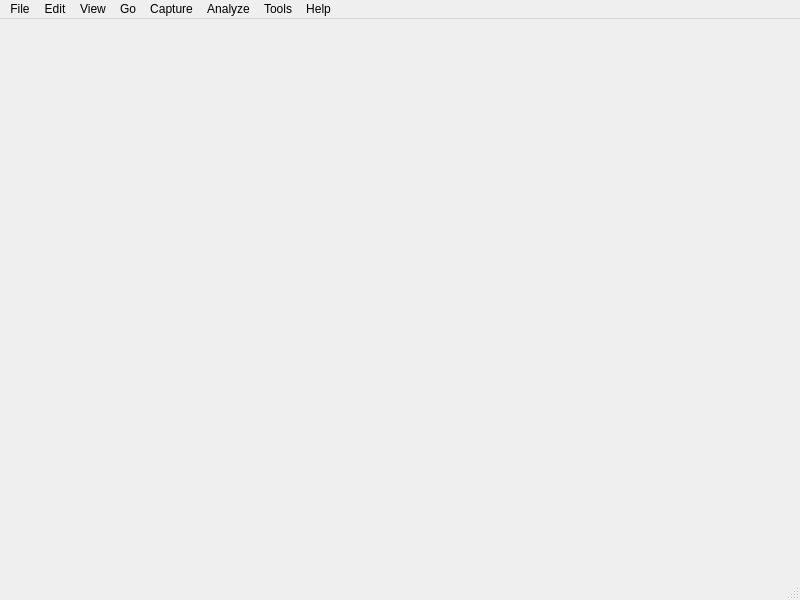
Before: the Qt Designer form src/nox-gui/ui/main_window.ui in lethalbit/Nox, drawn with Qt 5.
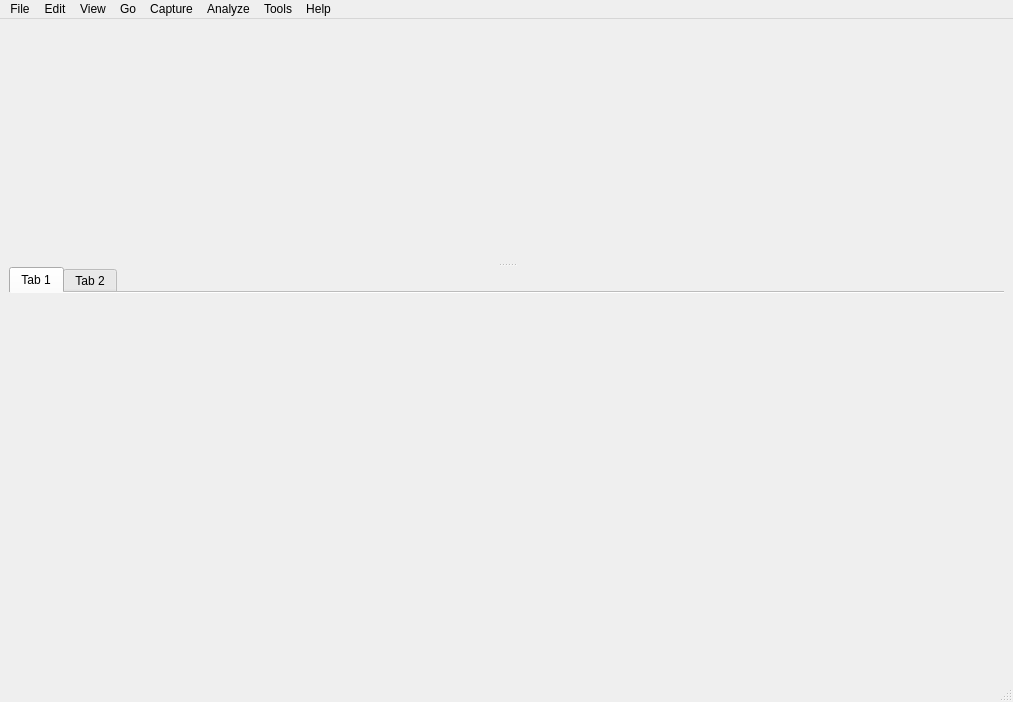
After: the same form once the commit is applied. Icons and pictures are not drawn.

Commit message: Some more fussing with the UI

Diff of the .ui file:
```diff
--- a/src/nox-gui/ui/main_window.ui
+++ b/src/nox-gui/ui/main_window.ui
@@ -6,14 +6,14 @@
    <rect>
     <x>0</x>
     <y>0</y>
-    <width>800</width>
-    <height>600</height>
+    <width>1013</width>
+    <height>702</height>
    </rect>
   </property>
   <property name="minimumSize">
    <size>
-    <width>800</width>
-    <height>600</height>
+    <width>1013</width>
+    <height>702</height>
    </size>
   </property>
   <property name="windowTitle">
@@ -26,14 +26,102 @@
    <bool>false</bool>
   </property>
   <widget class="QWidget" name="centralwidget">
-   <layout class="QGridLayout" name="gridLayout"/>
+   <layout class="QVBoxLayout" name="verticalLayout_2">
+    <item>
+     <widget class="QSplitter" name="splitter">
+      <property name="sizePolicy">
+       <sizepolicy hsizetype="Preferred" vsizetype="Preferred">
+        <horstretch>0</horstretch>
+        <verstretch>0</verstretch>
+       </sizepolicy>
+      </property>
+      <property name="frameShape">
+       <enum>QFrame::NoFrame</enum>
+      </property>
+      <property name="frameShadow">
+       <enum>QFrame::Plain</enum>
+      </property>
+      <property name="orientation">
+       <enum>Qt::Vertical</enum>
+      </property>
+      <property name="opaqueResize">
+       <bool>true</bool>
+      </property>
+      <property name="handleWidth">
+       <number>5</number>
+      </property>
+      <property name="childrenCollapsible">
+       <bool>false</bool>
+      </property>
+      <widget class="QWidget" name="widget" native="true">
+       <property name="sizePolicy">
+        <sizepolicy hsizetype="MinimumExpanding" vsizetype="MinimumExpanding">
+         <horstretch>0</horstretch>
+         <verstretch>0</verstretch>
+        </sizepolicy>
+       </property>
+       <property name="minimumSize">
+        <size>
+         <width>995</width>
+         <height>202</height>
+        </size>
+       </property>
+       <property name="baseSize">
+        <size>
+         <width>995</width>
+         <height>202</height>
+        </size>
+       </property>
+      </widget>
+      <widget class="QTabWidget" name="tabWidget">
+       <property name="sizePolicy">
+        <sizepolicy hsizetype="Preferred" vsizetype="Preferred">
+         <horstretch>0</horstretch>
+         <verstretch>0</verstretch>
+        </sizepolicy>
+       </property>
+       <property name="minimumSize">
+        <size>
+         <width>995</width>
+         <height>404</height>
+        </size>
+       </property>
+       <property name="tabShape">
+        <enum>QTabWidget::Rounded</enum>
+       </property>
+       <property name="currentIndex">
+        <number>0</number>
+       </property>
+       <property name="documentMode">
+        <bool>true</bool>
+       </property>
+       <property name="tabsClosable">
+        <bool>false</bool>
+       </property>
+       <property name="movable">
+        <bool>true</bool>
+       </property>
+       <widget class="QWidget" name="tab_1">
+        <attribute name="title">
+         <string>Tab 1</string>
+        </attribute>
+       </widget>
+       <widget class="QWidget" name="tab_5">
+        <attribute name="title">
+         <string>Tab 2</string>
+        </attribute>
+       </widget>
+      </widget>
+     </widget>
+    </item>
+   </layout>
   </widget>
   <widget class="QMenuBar" name="menubar">
    <property name="geometry">
     <rect>
      <x>0</x>
      <y>0</y>
-     <width>800</width>
+     <width>1013</width>
      <height>27</height>
     </rect>
    </property>
```
Left out of the diff: 125 changed lines with no effect on the pictures.
